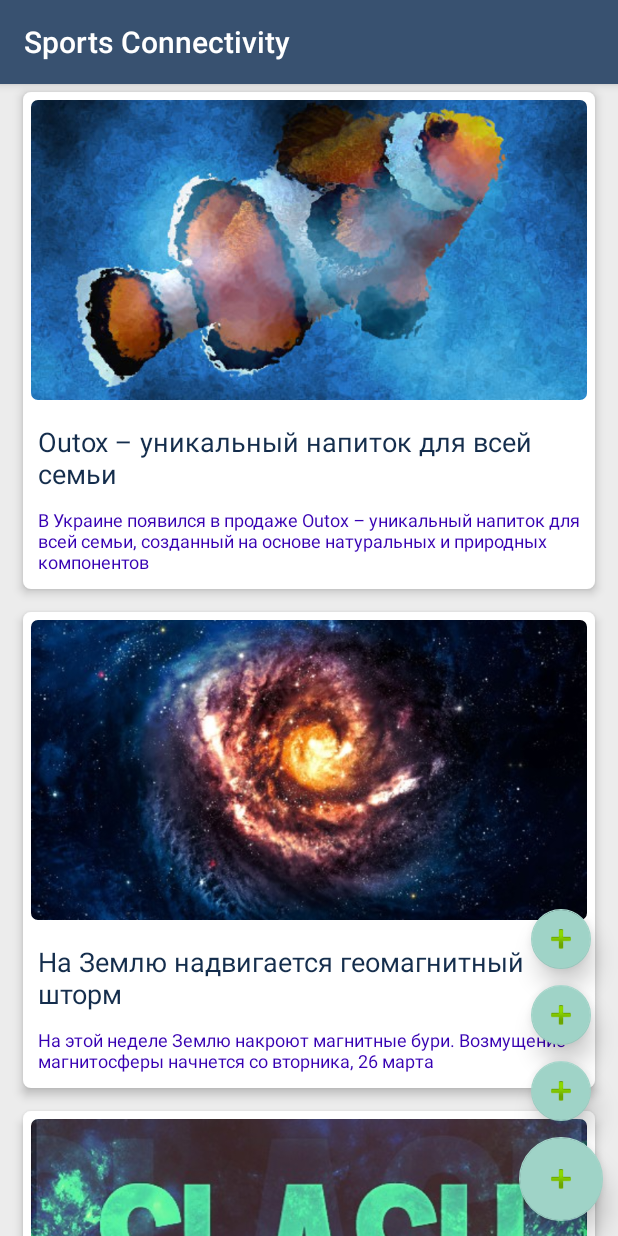
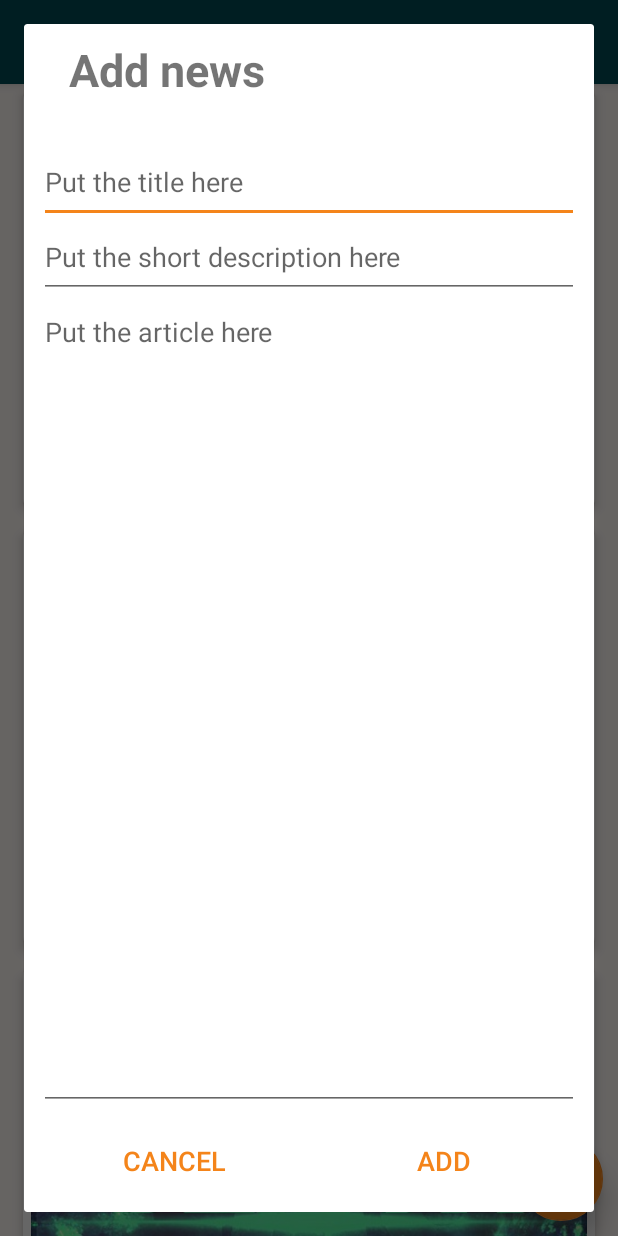
Before and after one commit to DimaOvsyanyk/Sports-Connectivity, an Android app: the screen it shows after launch (MainActivity), after a tap on an icon or button, on a phone screen of 412 x 824 dp. Run offline under Robolectric (Android 15) with nearby library versions, the phone set to English and light mode, and no system bars.

Commit message:
add land orientation

```diff
--- a/app/src/main/java/com/dimaoprog/sportsconnectivity/MainActivity.java
+++ b/app/src/main/java/com/dimaoprog/sportsconnectivity/MainActivity.java
@@ -1,10 +1,10 @@
 package com.dimaoprog.sportsconnectivity;
 
+import android.content.res.Configuration;
 import android.support.v7.app.AppCompatActivity;
 import android.os.Bundle;
 import com.dimaoprog.sportsconnectivity.manager.NewsManager;
 import com.dimaoprog.sportsconnectivity.news.News;
-
 import java.util.ArrayList;
 import java.util.List;
 
@@ -27,10 +27,16 @@ public class MainActivity extends AppCompatActivity implements NewsAdapter.IDeta
 
     @Override
     public void openDetailNewsFragment(int i) {
+        int container;
+        if (getResources().getConfiguration().orientation == Configuration.ORIENTATION_PORTRAIT) {
+            container = R.id.container_fr;
+        } else {
+            container = R.id.container_detail_fr;
+        }
         getSupportFragmentManager()
                 .beginTransaction()
                 .setCustomAnimations(R.anim.slide_in_left, R.anim.slide_out_right)
-                .replace(R.id.container_fr, DetailNewsFragment.newInstance(i))
+                .replace(container, DetailNewsFragment.newInstance(i))
                 .addToBackStack(null)
                 .commit();
     }
--- a/app/src/main/java/com/dimaoprog/sportsconnectivity/NewsAdapter.java
+++ b/app/src/main/java/com/dimaoprog/sportsconnectivity/NewsAdapter.java
@@ -5,9 +5,6 @@ import android.support.v7.widget.RecyclerView;
 import android.view.LayoutInflater;
 import android.view.View;
 import android.view.ViewGroup;
-import android.view.animation.Animation;
-import android.view.animation.AnimationUtils;
-
 import com.dimaoprog.sportsconnectivity.manager.NewsManager;
 
 public class NewsAdapter extends RecyclerView.Adapter<NewsViewHolder> {
--- a/app/src/main/java/com/dimaoprog/sportsconnectivity/NewsListFragment.java
+++ b/app/src/main/java/com/dimaoprog/sportsconnectivity/NewsListFragment.java
@@ -29,10 +29,6 @@ public class NewsListFragment extends Fragment implements View.OnClickListener {
 
     RecyclerView newsList;
     FloatingActionButton fabAdd;
-    FloatingActionButton fabAddWorkout;
-    FloatingActionButton fabAddFood;
-    FloatingActionButton fabAddNewSizes;
-    boolean isFABaddsShow;
 
     @Override
     public View onCreateView(LayoutInflater inflater, ViewGroup container,
@@ -46,12 +42,7 @@ public class NewsListFragment extends Fragment implements View.OnClickListener {
         Animation in = AnimationUtils.loadAnimation(getContext(), R.anim.slide_in_left);
         newsList.startAnimation(in);
 
-        isFABaddsShow = false;
-        fabAddsShow(isFABaddsShow);
         fabAdd.setOnClickListener(this);
-        fabAddFood.setOnClickListener(this);
-        fabAddWorkout.setOnClickListener(this);
-        fabAddNewSizes.setOnClickListener(this);
 
         return v;
     }
@@ -59,22 +50,6 @@ public class NewsListFragment extends Fragment implements View.OnClickListener {
     private void initViews(View v) {
         newsList = v.findViewById(R.id.rvNewsList);
         fabAdd = v.findViewById(R.id.fab_add);
-        fabAddWorkout = v.findViewById(R.id.fab_add_workout);
-        fabAddFood = v.findViewById(R.id.fab_add_food);
-        fabAddNewSizes = v.findViewById(R.id.fab_add_new_sizes);
-    }
-
-    private void fabAddsShow(boolean show) {
-        if (show) {
-            fabAddFood.show();
-            fabAddNewSizes.show();
-            fabAddWorkout.show();
-        } else {
-            fabAddFood.hide();
-            fabAddNewSizes.hide();
-            fabAddWorkout.hide();
-        }
-        this.isFABaddsShow = !show;
     }
 
     @Override
@@ -83,8 +58,6 @@ public class NewsListFragment extends Fragment implements View.OnClickListener {
         RecyclerView.Adapter currentAdapter = newsList.getAdapter();
         if (currentAdapter != null)
             currentAdapter.notifyDataSetChanged();
-        isFABaddsShow = false;
-        fabAddsShow(isFABaddsShow);
 
     }
 
@@ -97,19 +70,21 @@ public class NewsListFragment extends Fragment implements View.OnClickListener {
     public void onClick(View v) {
         switch (v.getId()) {
             case R.id.fab_add:
-                fabAddsShow(isFABaddsShow);
-                break;
-            case R.id.fab_add_workout:
+                rotateFab();
                 showDialogWorkoutAdd();
-                break;
-            case R.id.fab_add_food:
-
-                break;
-            case R.id.fab_add_new_sizes:
-
                 break;
         }
     }
+
+
+    private void rotateFab() {
+        if (fabAdd.getRotation() == 0) {
+            fabAdd.animate().setDuration(200).rotation(180);
+        } else {
+            fabAdd.animate().setDuration(200).rotation(0);
+        }
+    }
+
     private void showDialogWorkoutAdd() {
         final Dialog dialog = new Dialog(Objects.requireNonNull(getContext()));
         dialog.setContentView(R.layout.dialog_workouk_add);
--- a/app/src/main/java/com/dimaoprog/sportsconnectivity/NewsViewHolder.java
+++ b/app/src/main/java/com/dimaoprog/sportsconnectivity/NewsViewHolder.java
@@ -3,6 +3,7 @@ package com.dimaoprog.sportsconnectivity;
 import android.support.annotation.NonNull;
 import android.support.v7.widget.RecyclerView;
 import android.view.View;
+import android.widget.Button;
 import android.widget.ImageView;
 import android.widget.TextView;
 import com.dimaoprog.sportsconnectivity.news.News;
@@ -12,6 +13,7 @@ public class NewsViewHolder extends RecyclerView.ViewHolder {
 
     private TextView txtTitle, txtShortText;
     private ImageView newsPicture;
+    private Button btnGoDetail;
 
     public NewsViewHolder(@NonNull View itemView) {
         super(itemView);
@@ -19,6 +21,9 @@ public class NewsViewHolder extends RecyclerView.ViewHolder {
         txtTitle = itemView.findViewById(R.id.txtTitle);
         txtShortText = itemView.findViewById(R.id.txtShortText);
         newsPicture = itemView.findViewById(R.id.imageView);
+        btnGoDetail = itemView.findViewById(R.id.btn_go_detail);
+        txtShortText.setVisibility(View.GONE);
+        btnGoDetail.setVisibility(View.GONE);
     }
 
     public void bind(News news, final int i, final NewsAdapter.IDetailNewsListener listener) {
@@ -28,6 +33,18 @@ public class NewsViewHolder extends RecyclerView.ViewHolder {
         itemView.setOnClickListener(new View.OnClickListener() {
             @Override
             public void onClick(View v) {
+                if (txtShortText.getVisibility() == View.GONE) {
+                    txtShortText.setVisibility(View.VISIBLE);
+                    btnGoDetail.setVisibility(View.VISIBLE);
+                } else {
+                    txtShortText.setVisibility(View.GONE);
+                    btnGoDetail.setVisibility(View.GONE);
+                }
+            }
+        });
+        btnGoDetail.setOnClickListener(new View.OnClickListener() {
+            @Override
+            public void onClick(View v) {
                 listener.openDetailNewsFragment(i);
             }
         });
--- /dev/null
+++ b/app/src/main/res/layout-land/activity_main.xml
@@ -0,0 +1,32 @@
+<?xml version="1.0" encoding="utf-8"?>
+<LinearLayout
+    xmlns:android="http://schemas.android.com/apk/res/android"
+    xmlns:tools="http://schemas.android.com/tools"
+    android:layout_width="match_parent"
+    android:layout_height="match_parent"
+    android:background="@color/backgroundColor"
+    android:orientation="horizontal"
+    android:baselineAligned="false"
+    tools:context=".MainActivity">
+
+    <FrameLayout
+        android:id="@+id/container_fr"
+        android:layout_width="0dp"
+        android:layout_height="match_parent"
+        android:layout_weight="1" >
+
+    </FrameLayout>
+
+    <View
+        android:id="@+id/divider"
+        android:layout_width="4dp"
+        android:layout_height="match_parent"
+        android:background="?android:attr/listDivider" />
+
+    <FrameLayout
+        android:id="@+id/container_detail_fr"
+        android:layout_width="0dp"
+        android:layout_height="match_parent"
+        android:layout_weight="1"/>
+
+</LinearLayout>
--- a/app/src/main/res/layout/dialog_workouk_add.xml
+++ b/app/src/main/res/layout/dialog_workouk_add.xml
@@ -13,6 +13,8 @@
         android:layout_height="wrap_content"
         android:layout_alignParentTop="true"
         android:layout_marginBottom="10dp"
+        android:layout_marginStart="20dp"
+        android:layout_marginEnd="20dp"
         android:text="@string/add_news"
         android:textSize="30sp"
         android:textStyle="bold" />
@@ -29,11 +31,12 @@
         android:id="@+id/etNewTitle"
         style="@android:style/Widget.Material.Light.EditText"
         android:layout_width="match_parent"
-        android:layout_height="75dp"
+        android:layout_height="50dp"
         android:layout_below="@id/divider2"
-        android:layout_marginTop="10dp"
+        android:layout_marginTop="20dp"
         android:autofillHints="@string/put_the_title_here"
         android:ems="10"
+        android:gravity="start|fill_horizontal|top"
         android:hint="@string/put_the_title_here"
         android:inputType="textMultiLine"
         android:textSize="18sp"
@@ -43,11 +46,11 @@
         android:id="@+id/etNewShort"
         style="@android:style/Widget.Material.Light.EditText"
         android:layout_width="match_parent"
-        android:layout_height="100dp"
+        android:layout_height="50dp"
         android:layout_below="@id/etNewTitle"
         android:autofillHints="@string/put_the_short_description_here"
         android:ems="10"
-        android:gravity="bottom|start|fill_horizontal"
+        android:gravity="start|fill_horizontal|top"
         android:hint="@string/put_the_short_description_here"
         android:inputType="textMultiLine"
         android:textSize="18sp"
--- a/app/src/main/res/layout/fragment_news_list.xml
+++ b/app/src/main/res/layout/fragment_news_list.xml
@@ -21,39 +21,6 @@
         android:gravity="center_horizontal">
 
         <android.support.design.widget.FloatingActionButton
-            android:id="@+id/fab_add_workout"
-            android:layout_width="wrap_content"
-            android:layout_height="wrap_content"
-            android:layout_margin="5dp"
-            android:clickable="true"
-            android:focusable="true"
-            android:src="@android:drawable/ic_input_add"
-            app:elevation="10dp"
-            app:fabSize="mini" />
-
-        <android.support.design.widget.FloatingActionButton
-            android:id="@+id/fab_add_food"
-            android:layout_width="wrap_content"
-            android:layout_height="wrap_content"
-            android:layout_margin="5dp"
-            android:clickable="true"
-            android:focusable="true"
-            android:src="@android:drawable/ic_input_add"
-            app:elevation="10dp"
-            app:fabSize="mini"/>
-
-        <android.support.design.widget.FloatingActionButton
-            android:id="@+id/fab_add_new_sizes"
-            android:layout_width="wrap_content"
-            android:layout_height="wrap_content"
-            android:layout_margin="5dp"
-            android:clickable="true"
-            android:focusable="true"
-            android:src="@android:drawable/ic_input_add"
-            app:elevation="10dp"
-            app:fabSize="mini"/>
-
-        <android.support.design.widget.FloatingActionButton
             android:id="@+id/fab_add"
             android:layout_width="wrap_content"
             android:layout_height="wrap_content"
--- a/app/src/main/res/layout/news_item.xml
+++ b/app/src/main/res/layout/news_item.xml
@@ -49,7 +49,6 @@
         android:layout_margin="10dp"
         android:gravity="start"
         android:text="@string/title"
-        android:textColor="@color/colorPrimaryDark"
         android:textSize="18sp" />
 
     <TextView
@@ -61,7 +60,14 @@
         android:layout_marginBottom="10dp"
         android:gravity="fill_horizontal|end"
         android:text="@string/short_news"
-        android:textColor="@color/design_default_color_primary_dark"
         android:textSize="12sp" />
 
+    <Button
+        android:id="@+id/btn_go_detail"
+        style="@style/Widget.AppCompat.Button.Borderless.Colored"
+        android:layout_width="match_parent"
+        android:layout_height="wrap_content"
+        android:text="@string/detail"
+        android:textSize="18sp" />
+
 </LinearLayout>
--- a/app/src/main/res/values/colors.xml
+++ b/app/src/main/res/values/colors.xml
@@ -1,9 +1,10 @@
 <?xml version="1.0" encoding="utf-8"?>
 <resources>
-    <color name="colorPrimary">#385170</color>
-    <color name="colorPrimaryDark">#142d4c</color>
-    <color name="colorAccent">#9fd3c7</color>
-    <color name="backgroundColor">#ececec</color>
+    <color name="colorPrimary">#004c56</color>
+    <color name="colorPrimaryDark">#222830</color>
+    <color name="colorAccent">#f4841a</color>
+    <color name="backgroundColor">#fffaf7</color>
+    <color name="beige">#ecbd8b</color>
     <color name="red">#e16262</color>
     <color name="yellow">#fabc60</color>
     <color name="green">#3a9679</color>
--- a/app/src/main/res/values/strings.xml
+++ b/app/src/main/res/values/strings.xml
@@ -50,4 +50,5 @@
     <string name="put_the_title_here">Put the title here</string>
     <string name="put_the_short_description_here">Put the short description here</string>
     <string name="put_the_article_here">Put the article here</string>
+    <string name="detail">Detail</string>
 </resources>
```
